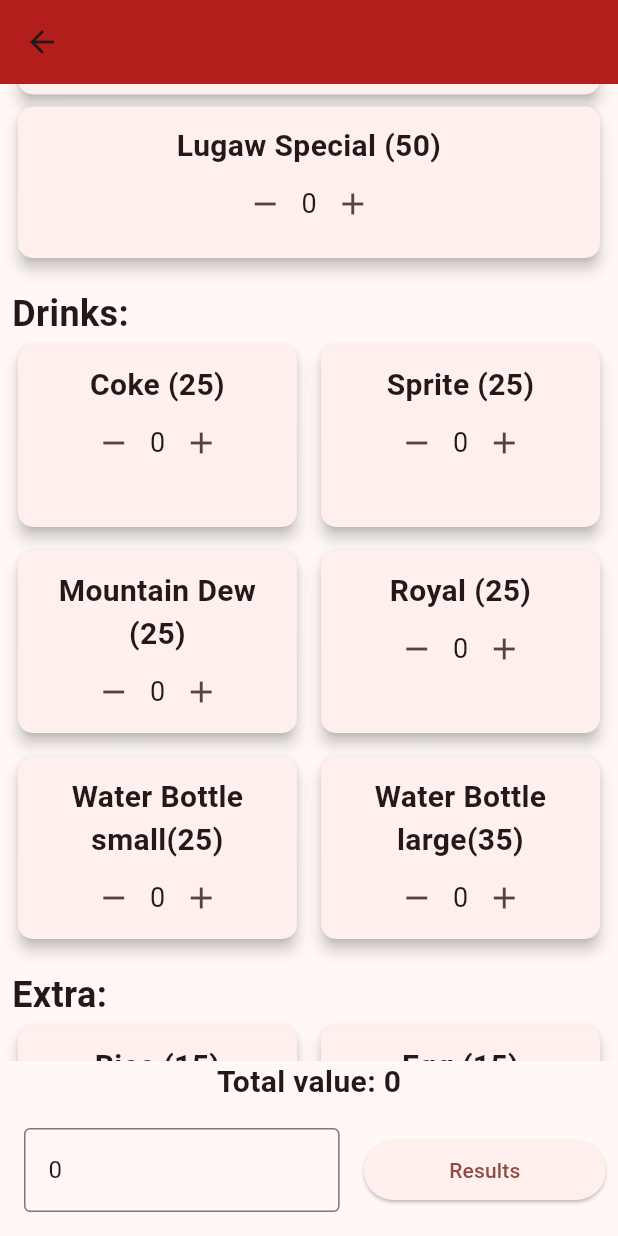
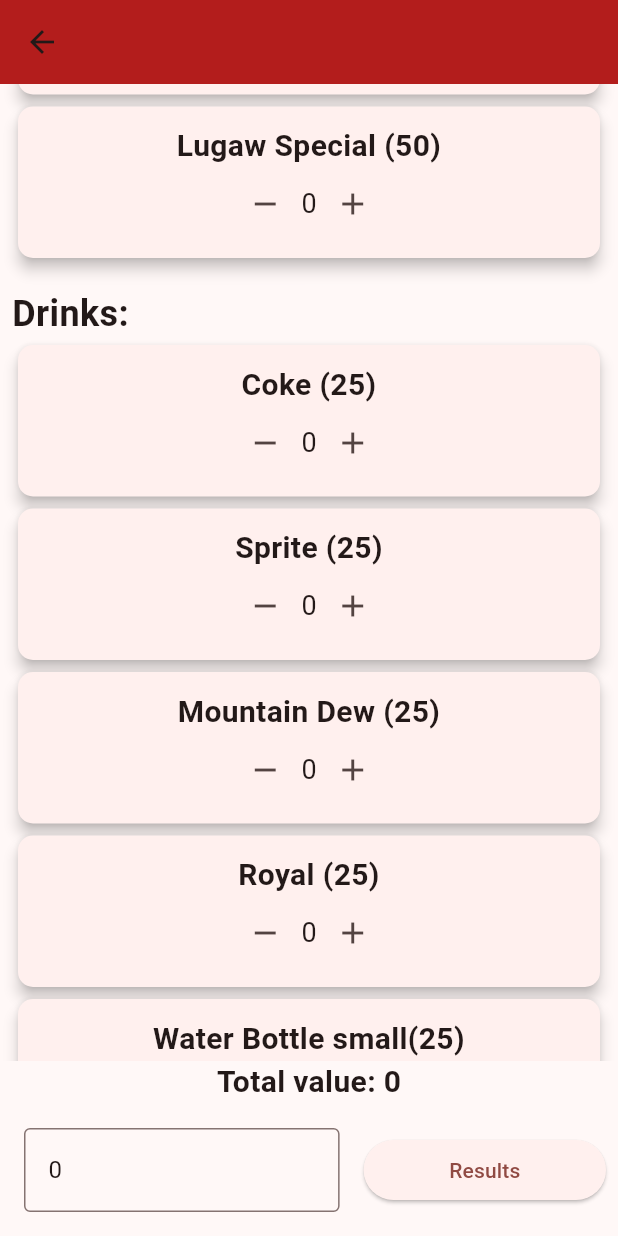
Before and after one commit to TCAppend/WowPares-Calculator, a Flutter app: the ReceiptPage screen opened directly with empty values, scrolled down 576 dp, on a phone screen of 412 x 824 dp. Run offline on Flutter 3.47's test engine with Material 3 defaults, Android fonts, the phone set to English and light mode, and no system bars; our stand-ins replace shared_preferences; accounts and stored records are empty.

Commit message:
Update receipt_page.dart

```diff
--- a/wowparescalculatorapp/lib/receipt_page.dart
+++ b/wowparescalculatorapp/lib/receipt_page.dart
@@ -66,6 +66,7 @@ class _ReceiptPageState extends State<ReceiptPage> {
               padding: const EdgeInsets.all(8),
               children: [
                 const Text("Dishes:", style: TextStyle(fontSize: 24, fontWeight: FontWeight.bold)),
+
                 ConstrainedBox(
                   constraints: const BoxConstraints(
                   maxHeight: 180,
@@ -80,6 +81,7 @@ class _ReceiptPageState extends State<ReceiptPage> {
                       },
                     ),
                 ),
+
                 CardGridWidget(
                       name: 'Pares Mami (50)',
                       counter: d.paresMamiAmount,
@@ -125,16 +127,10 @@ class _ReceiptPageState extends State<ReceiptPage> {
                         });
                       },
                     ),
+
                 const SizedBox(height: 16),
                 const Text("Drinks:", style: TextStyle(fontSize: 24, fontWeight: FontWeight.bold)),
-                GridView.count(
-                  shrinkWrap: true,
-                  physics: const NeverScrollableScrollPhysics(),
-                  crossAxisCount: 2,
-                  childAspectRatio: 3 / 2,
-                  crossAxisSpacing: 8,
-                  mainAxisSpacing: 8,
-                  children: [
+
                     CardGridWidget(
                       name: 'Coke (25)',
                       counter: d.cokeAmount,
@@ -189,18 +185,10 @@ class _ReceiptPageState extends State<ReceiptPage> {
                         });
                       },
                     ),
-                  ],
-                ),
+
                 const SizedBox(height: 16),
                 const Text("Extra:", style: TextStyle(fontSize: 24, fontWeight: FontWeight.bold)),
-                GridView.count(
-                  shrinkWrap: true,
-                  physics: const NeverScrollableScrollPhysics(),
-                  crossAxisCount: 2,
-                  childAspectRatio: 3 / 2,
-                  crossAxisSpacing: 8,
-                  mainAxisSpacing: 8,
-                  children: [
+
                     CardGridWidget(
                       name: 'Rice (15)',
                       counter: d.rice,
@@ -228,8 +216,8 @@ class _ReceiptPageState extends State<ReceiptPage> {
                         });
                       },
                     ),
-                  ],
-                ),
+
+
               ],
             ),
           ),
@@ -319,19 +307,18 @@ class _ReceiptPageState extends State<ReceiptPage> {
   }
 }
 
-// CardGridWidget:
 class CardGridWidget extends StatelessWidget {
   final String name;
   final int counter;
   final ValueChanged<int> onCounterChanged;
-  final String? imageAsset; // variable for image path
+  final String? imageAsset;
 
   const CardGridWidget({
     super.key,
     required this.name,
     required this.counter,
     required this.onCounterChanged,
-    this.imageAsset, // Optional image asset path, defaults to null lol
+    this.imageAsset,
   });
 
   @override
@@ -351,8 +338,18 @@ Widget build(BuildContext context) {
         ),
         child: Column(
           mainAxisSize: MainAxisSize.min,
+          children: [
+            // Show image if provided
+            if (imageAsset != null)
+              Padding(
+                padding: const EdgeInsets.only(bottom: 8),
+                child: Image.asset(
+                  imageAsset!,
+                  height: 100,
+                  fit: BoxFit.cover,
+                ),
+              ),
 
-      children: [
             Text(
               name,
               style: TextStyle(
@@ -391,5 +388,4 @@ Widget build(BuildContext context) {
       ),
     );
   }
-
 }
```
Lines whose indentation alone changed are shown as unchanged.
